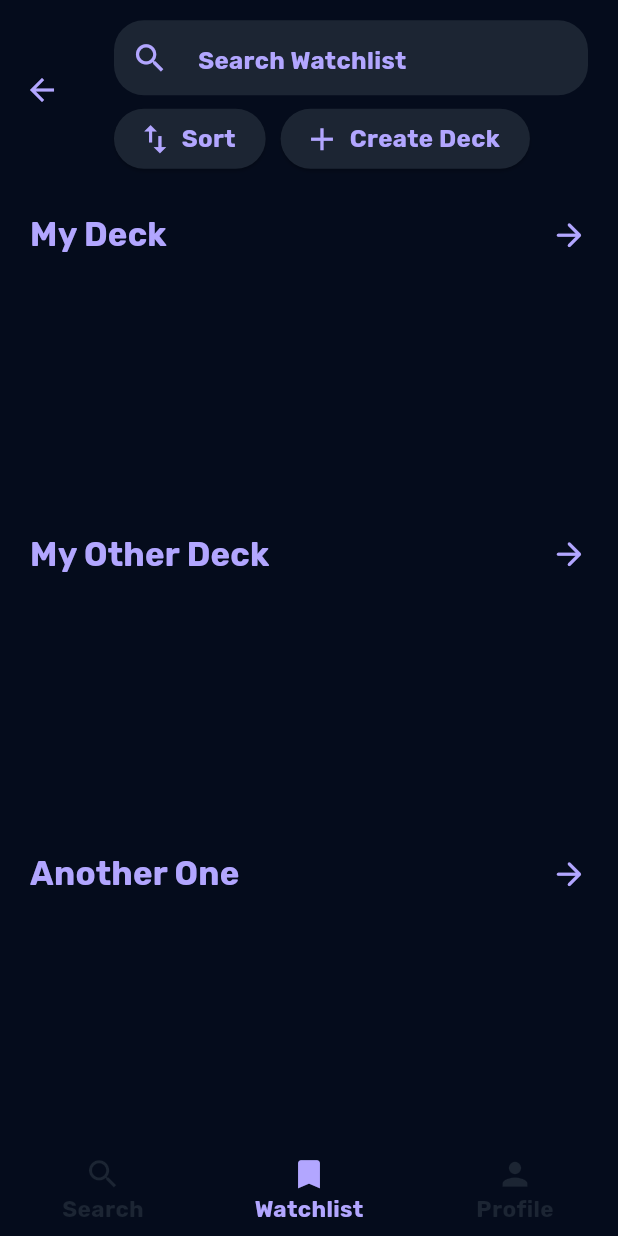
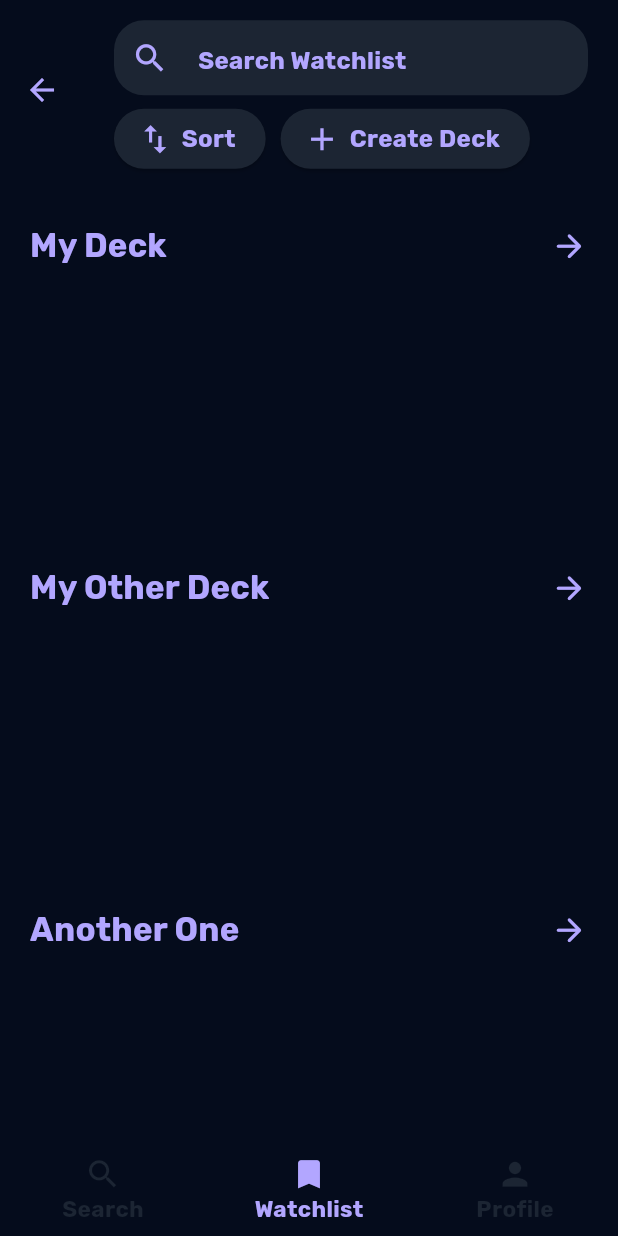
Before and after one commit to ciotirnaealexandru/flick-pick, a Flutter app: the Watchlist screen opened by its route, on a phone screen of 412 x 824 dp. Run offline on Flutter 3.47's test engine with Material 3 defaults, Android fonts, the phone set to English and light mode, and no system bars; our stand-ins replace cached_network_image, flutter_dotenv, flutter_rating, flutter_secure_storage, google_fonts; accounts and stored records are empty; network calls fail.

Commit message:
Frontend and new schema with decks
Signed-off-by: Ciotirnae Alexandru-Cosmin <ciotirnae.alexandru005@gmail.com>

```diff
--- /dev/null
+++ b/frontend/lib/components/cards/deck_card.dart
@@ -0,0 +1,72 @@
+import 'package:flutter/material.dart';
+import 'package:frontend/components/cards/show_card.dart';
+import 'package:frontend/models/show_model.dart';
+
+class DeckCard extends StatefulWidget {
+  final String name;
+
+  final List<Show> shows;
+
+  const DeckCard({super.key, required this.name, required this.shows});
+
+  @override
+  State<DeckCard> createState() => _DeckCardState();
+}
+
+class _DeckCardState extends State<DeckCard> {
+  @override
+  Widget build(BuildContext context) {
+    return Column(
+      children: [
+        SizedBox(height: 20),
+        Padding(
+          padding: EdgeInsetsGeometry.symmetric(horizontal: 20),
+          child: Theme(
+            data: Theme.of(context).copyWith(
+              splashFactory: NoSplash.splashFactory,
+              splashColor: Colors.transparent,
+              highlightColor: Colors.transparent,
+              hoverColor: Colors.transparent,
+            ),
+            child: ElevatedButton(
+              onPressed: () => {Navigator.pushNamed(context, "/deck_info")},
+              style: ElevatedButton.styleFrom(
+                elevation: 0,
+                backgroundColor: Colors.transparent,
+                shadowColor: Colors.transparent,
+                overlayColor: Colors.transparent,
+                padding: EdgeInsets.symmetric(horizontal: 0),
+              ),
+              child: Row(
+                mainAxisAlignment: MainAxisAlignment.spaceBetween,
+                children: [
+                  Text(
+                    widget.name,
+                    style: Theme.of(context).textTheme.titleMedium,
+                  ),
+                  Icon(Icons.arrow_forward_rounded, size: 25),
+                ],
+              ),
+            ),
+          ),
+        ),
+        SizedBox(height: 10),
+        SizedBox(
+          height: 150,
+          child: ListView.separated(
+            scrollDirection: Axis.horizontal,
+            padding: const EdgeInsets.symmetric(horizontal: 20),
+            itemCount: widget.shows.length,
+            separatorBuilder: (context, index) => SizedBox(width: 10),
+            itemBuilder: (context, i) {
+              return ShowCard(
+                apiId: widget.shows[i].apiId,
+                imageUrl: widget.shows[i].imageUrl,
+              );
+            },
+          ),
+        ),
+      ],
+    );
+  }
+}
--- a/frontend/lib/components/deck.dart
+++ /dev/null
@@ -1,51 +0,0 @@
-import 'package:flutter/material.dart';
-import 'package:frontend/components/cards/show_card.dart';
-import 'package:frontend/models/show_model.dart';
-
-class Deck extends StatefulWidget {
-  final String name;
-
-  final List<Show> shows;
-
-  const Deck({super.key, required this.name, required this.shows});
-
-  @override
-  State<Deck> createState() => _DeckState();
-}
-
-class _DeckState extends State<Deck> {
-  @override
-  Widget build(BuildContext context) {
-    return Column(
-      children: [
-        SizedBox(height: 20),
-        Padding(
-          padding: EdgeInsetsGeometry.symmetric(horizontal: 20),
-          child: Row(
-            mainAxisAlignment: MainAxisAlignment.spaceBetween,
-            children: [
-              Text(widget.name, style: Theme.of(context).textTheme.titleMedium),
-              Icon(Icons.arrow_forward_rounded, size: 25),
-            ],
-          ),
-        ),
-        SizedBox(height: 10),
-        SizedBox(
-          height: 150,
-          child: ListView.separated(
-            scrollDirection: Axis.horizontal,
-            padding: const EdgeInsets.symmetric(horizontal: 20),
-            itemCount: widget.shows.length,
-            separatorBuilder: (context, index) => SizedBox(width: 10),
-            itemBuilder: (context, i) {
-              return ShowCard(
-                apiId: widget.shows[i].apiId,
-                imageUrl: widget.shows[i].imageUrl,
-              );
-            },
-          ),
-        ),
-      ],
-    );
-  }
-}
--- a/frontend/lib/main.dart
+++ b/frontend/lib/main.dart
@@ -1,4 +1,5 @@
 import 'package:flutter/material.dart';
+import 'package:frontend/pages/deck_info.dart';
 import 'package:frontend/pages/login.dart';
 import 'package:frontend/pages/profile.dart';
 import 'package:frontend/pages/update_profile.dart';
@@ -44,6 +45,7 @@ class _MyAppState extends State<MyApp> {
         '/update_profile': (context) => const UpdateProfile(),
         '/show_info': (context) => const ShowInfo(),
         '/watchlist': (context) => const Watchlist(),
+        '/deck_info': (context) => const DeckInfo(),
       },
     );
   }
--- a/frontend/lib/pages/profile.dart
+++ b/frontend/lib/pages/profile.dart
@@ -1,7 +1,7 @@
 import 'package:flutter/material.dart';
 import 'package:flutter_dotenv/flutter_dotenv.dart';
 import 'package:flutter_secure_storage/flutter_secure_storage.dart';
-import 'package:frontend/components/navbar.dart';
+import 'package:frontend/components/bars/navbar.dart';
 import 'package:frontend/models/user_model.dart';
 import 'package:frontend/services/user_service.dart';
 
--- a/frontend/lib/pages/search.dart
+++ b/frontend/lib/pages/search.dart
@@ -2,7 +2,7 @@ import 'package:cached_network_image/cached_network_image.dart';
 import 'package:flutter/material.dart';
 import 'package:frontend/components/buttons/filter_button.dart';
 import 'package:frontend/components/buttons/sort_button.dart';
-import 'package:frontend/components/search_bar.dart';
+import 'package:frontend/components/bars/search_bar.dart';
 import 'package:frontend/components/show_grid.dart';
 import 'package:frontend/services/user_service.dart';
 import 'package:http/http.dart' as http;
@@ -10,7 +10,7 @@ import 'package:flutter_dotenv/flutter_dotenv.dart';
 import '../models/user_model.dart';
 import '../models/show_model.dart';
 import 'dart:convert';
-import "../components/navbar.dart";
+import "../components/bars/navbar.dart";
 
 class Search extends StatefulWidget {
   const Search({super.key});
--- a/frontend/lib/pages/watchlist.dart
+++ b/frontend/lib/pages/watchlist.dart
@@ -1,14 +1,11 @@
 import 'dart:convert';
-
 import 'package:flutter/material.dart';
 import 'package:flutter_secure_storage/flutter_secure_storage.dart';
 import 'package:frontend/components/buttons/create_deck_button.dart';
-import 'package:frontend/components/buttons/filter_button.dart';
 import 'package:frontend/components/buttons/sort_button.dart';
-import 'package:frontend/components/deck.dart';
-import 'package:frontend/components/navbar.dart';
-import 'package:frontend/components/search_bar.dart';
-import 'package:frontend/components/show_grid.dart';
+import 'package:frontend/components/cards/deck_card.dart';
+import 'package:frontend/components/bars/navbar.dart';
+import 'package:frontend/components/bars/search_bar.dart';
 import 'package:frontend/main.dart';
 import 'package:frontend/models/show_model.dart';
 import 'package:frontend/models/user_model.dart';
@@ -209,10 +206,10 @@ class _WatchlistState extends State<Watchlist> with RouteAware {
         physics: BouncingScrollPhysics(),
         child: Column(
           children: [
-            Deck(name: "My Deck", shows: shows),
-            Deck(name: "My Other Deck", shows: shows),
-            Deck(name: "Another One", shows: shows),
-            Deck(name: "And Another One", shows: shows),
+            DeckCard(name: "My Deck", shows: shows),
+            DeckCard(name: "My Other Deck", shows: shows),
+            DeckCard(name: "Another One", shows: shows),
+            DeckCard(name: "And Another One", shows: shows),
           ],
         ),
       ),
```
Also changed, not shown: frontend/lib/pages/deck_info.dart (added, +274 -0 lines), frontend/lib/components/bars/navbar.dart (renamed from frontend/lib/components/navbar.dart), frontend/lib/components/bars/search_bar.dart (renamed from frontend/lib/components/search_bar.dart), 1 other file.
